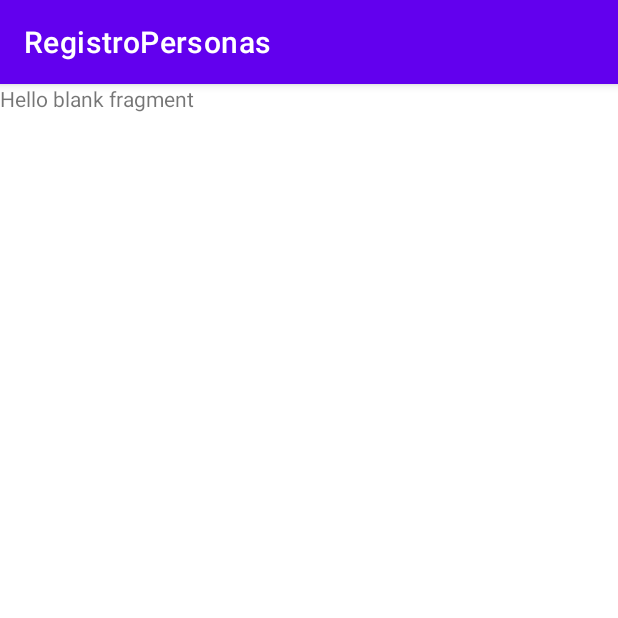
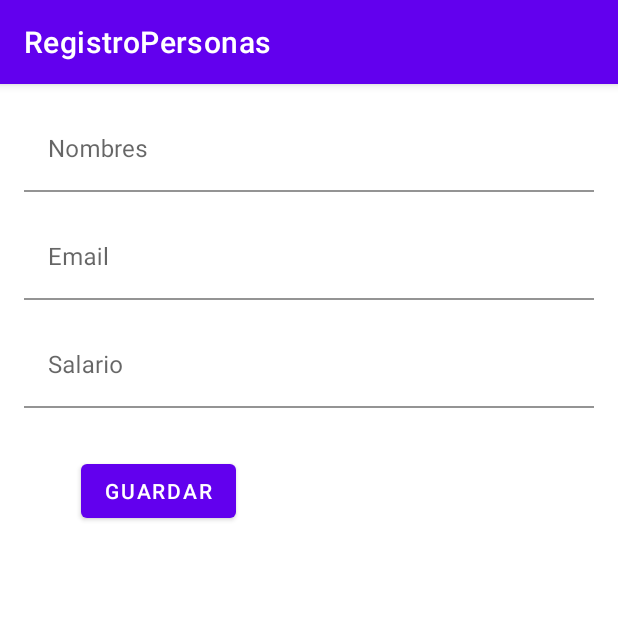
Before and after one commit to PrandiFabiel/RegistroPersonas, an Android app: the PersonasFragment screen opened through its navigation route, on a phone screen of 412 x 824 dp, the top half of it. Run offline under Robolectric (Android 15) with nearby library versions, the phone set to English and light mode, and no system bars; our stand-ins replace Dagger/Hilt's generated code.

Commit message:
Diseñando el fragment que contiene el formulario de persona.

```diff
--- a/app/src/main/res/layout/fragment_personas.xml
+++ b/app/src/main/res/layout/fragment_personas.xml
@@ -1,14 +1,78 @@
 <?xml version="1.0" encoding="utf-8"?>
-<FrameLayout xmlns:android="http://schemas.android.com/apk/res/android"
+<androidx.constraintlayout.widget.ConstraintLayout xmlns:android="http://schemas.android.com/apk/res/android"
     xmlns:tools="http://schemas.android.com/tools"
     android:layout_width="match_parent"
     android:layout_height="match_parent"
+    xmlns:app="http://schemas.android.com/apk/res-auto"
     tools:context=".viewmodel.PersonasFragment">
 
-    <!-- TODO: Update blank fragment layout -->
-    <TextView
+    <com.google.android.material.textfield.TextInputLayout
+        android:id="@+id/nombresTextInput"
         android:layout_width="match_parent"
-        android:layout_height="match_parent"
-        android:text="@string/hello_blank_fragment" />
+        android:layout_height="wrap_content"
+        app:layout_constraintEnd_toEndOf="parent"
+        app:layout_constraintStart_toStartOf="parent"
+        app:layout_constraintTop_toTopOf="parent"
+        android:layout_margin="@dimen/margin_xlWide"
+        android:inputType="textPersonName"
+        android:hint="@string/hint_nombres">
 
-</FrameLayout>
+        <com.google.android.material.textfield.TextInputEditText
+            android:id="@+id/nombresEditText"
+            android:layout_width="match_parent"
+            android:background="@color/white"
+            android:layout_height="wrap_content" />
+    </com.google.android.material.textfield.TextInputLayout>
+
+    <com.google.android.material.textfield.TextInputLayout
+        android:id="@+id/emailTextInput"
+        android:layout_width="match_parent"
+        android:layout_height="wrap_content"
+        app:layout_constraintEnd_toEndOf="parent"
+        android:inputType="textEmailAddress"
+        app:layout_constraintStart_toStartOf="parent"
+        app:layout_constraintTop_toBottomOf="@+id/nombresTextInput"
+        android:layout_margin="@dimen/margin_xlWide"
+        android:hint="@string/hint_email">
+
+        <com.google.android.material.textfield.TextInputEditText
+            android:id="@+id/emailEditText"
+            android:layout_width="match_parent"
+            android:background="@color/white"
+            android:layout_height="wrap_content" />
+    </com.google.android.material.textfield.TextInputLayout>
+
+    <com.google.android.material.textfield.TextInputLayout
+        android:id="@+id/salarioTextInput"
+        android:layout_width="match_parent"
+        android:layout_height="wrap_content"
+        app:layout_constraintEnd_toEndOf="parent"
+        android:inputType="numberDecimal"
+        app:layout_constraintStart_toStartOf="parent"
+        app:layout_constraintTop_toBottomOf="@+id/emailTextInput"
+        android:layout_margin="@dimen/margin_xlWide"
+        android:hint="@string/hint_salario">
+
+        <com.google.android.material.textfield.TextInputEditText
+            android:id="@+id/salarioEditText"
+            android:layout_width="match_parent"
+            android:background="@color/white"
+            android:layout_height="wrap_content" />
+    </com.google.android.material.textfield.TextInputLayout>
+
+
+    <com.google.android.material.button.MaterialButton
+        android:id="@+id/guardarButton"
+        android:layout_width="wrap_content"
+        android:layout_height="wrap_content"
+        android:layout_margin="@dimen/margin_xlWide"
+        android:text="@string/guardar"
+        app:layout_constraintBottom_toBottomOf="parent"
+        app:layout_constraintEnd_toEndOf="parent"
+        app:layout_constraintHorizontal_bias="0.137"
+        app:layout_constraintStart_toStartOf="parent"
+        app:layout_constraintTop_toBottomOf="@+id/salarioTextInput"
+        app:layout_constraintVertical_bias="0.032" />
+
+
+</androidx.constraintlayout.widget.ConstraintLayout>
--- a/app/src/main/res/values/strings.xml
+++ b/app/src/main/res/values/strings.xml
@@ -7,4 +7,6 @@
     <!-- TODO: Remove or change this placeholder text -->
     <string name="hello_blank_fragment">Hello blank fragment</string>
     <string name="agregar">agregar</string>
+    <string name="hint_nombres">Nombres</string>
+    <string name="hint_salario">Salario</string>
 </resources>
```
